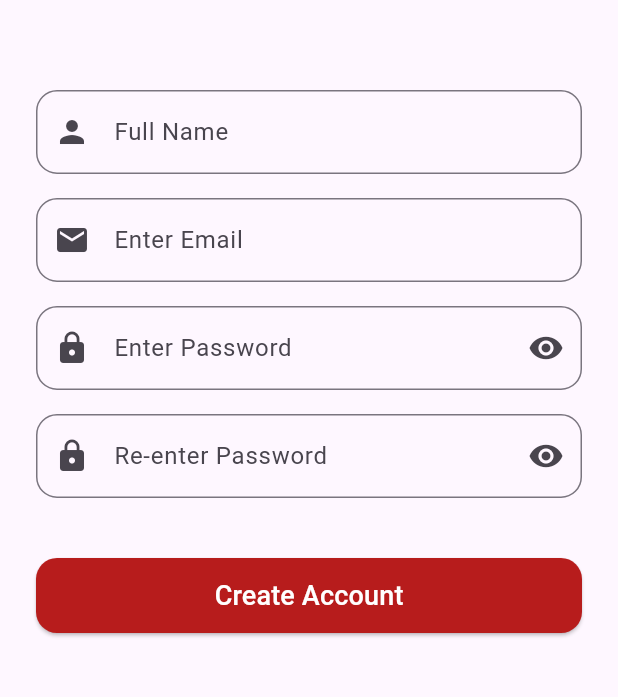
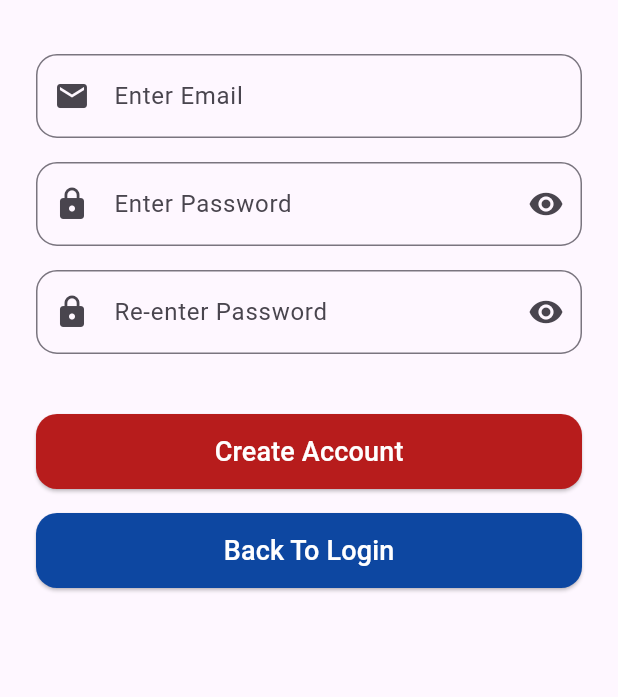
Before and after one commit to ashishmool/nepal-wanderer, a Flutter app: the RegistrationScreen screen opened by its route, after a tap on "Create Account", on a phone screen of 412 x 824 dp, the part 420-1117 px from its top. Run offline on Flutter 3.47's test engine with Material 3 defaults, Android fonts, the phone set to English and light mode, and no system bars; our stand-ins replace firebase_auth, firebase_core, firebase_database, google_fonts, lottie; accounts and stored records are empty; network calls fail.

Commit message:
Fixed Registration Original
-- Re-Password Validation Added
-- Registration Handled

```diff
--- a/lib/pages/registration_screen.dart
+++ b/lib/pages/registration_screen.dart
@@ -1,4 +1,8 @@
+import 'package:firebase_auth/firebase_auth.dart';
 import 'package:flutter/material.dart';
+
+import 'homepage_screen.dart';
+import 'login_screen.dart';
 
 class RegistrationScreen extends StatefulWidget {
   const RegistrationScreen({Key? key}) : super(key: key);
@@ -10,13 +14,16 @@ class RegistrationScreen extends StatefulWidget {
 }
 
 class _RegistrationScreenState extends State<RegistrationScreen> {
-  final TextEditingController fullNameController = TextEditingController();
+  // final TextEditingController fullNameController = TextEditingController();
   final TextEditingController emailController = TextEditingController();
   final TextEditingController passwordController = TextEditingController();
   final TextEditingController repassController = TextEditingController();
-  final TextEditingController securityQuestionController = TextEditingController();
-  final TextEditingController securityAnswerController = TextEditingController();
+  // final TextEditingController securityQuestionController = TextEditingController();
+  // final TextEditingController securityAnswerController = TextEditingController();
   bool visibility = true;
+  bool loading = false;
+
+  final FirebaseAuth _auth = FirebaseAuth.instance;
 
   @override
   Widget build(BuildContext context) {
@@ -41,17 +48,17 @@ class _RegistrationScreenState extends State<RegistrationScreen> {
                 margin: EdgeInsets.all(10),
                 padding: EdgeInsets.all(10),
               ),
-              SizedBox(height: 40),
-              TextFormField(
-                controller: fullNameController,
-                decoration: InputDecoration(
-                  hintText: 'Full Name',
-                  prefixIcon: Icon(Icons.person),
-                  border: OutlineInputBorder(
-                    borderRadius: BorderRadius.circular(14),
-                  ),
-                ),
-              ),
+              // SizedBox(height: 40),
+              // TextFormField(
+              //   controller: fullNameController,
+              //   decoration: InputDecoration(
+              //     hintText: 'Full Name',
+              //     prefixIcon: Icon(Icons.person),
+              //     border: OutlineInputBorder(
+              //       borderRadius: BorderRadius.circular(14),
+              //     ),
+              //   ),
+              // ),
               SizedBox(height: 16),
               TextFormField(
                 controller: emailController,
@@ -112,10 +119,51 @@ class _RegistrationScreenState extends State<RegistrationScreen> {
                 width: double.infinity,
                 height: 50,
                 child: ElevatedButton(
-                  onPressed: () {},
+                  onPressed: () async {
+                    setState((){
+                      loading = true;
+                    });
+
+                    if (passwordController.text==repassController.text){
+
+                      final user = await _auth.createUserWithEmailAndPassword(
+                          email: emailController.text,
+                          password: passwordController.text);
+                      if (user.user != null) {
+
+                        emailController.clear();
+                        passwordController.clear();
+                        ScaffoldMessenger.of(context).showSnackBar(SnackBar(content: Text("Registration Successful")));
+                        Navigator.pushNamed(context, HomepageScreen.routeName);
+                      }
+
+                    }
+                    else{
+                      ScaffoldMessenger.of(context).showSnackBar(SnackBar(content: Text("Password Mismatch")));
+                    }
+
+                  },
                   child: Text('Create Account', style: TextStyle(fontSize: 18, color: Colors.white)),
                   style: ElevatedButton.styleFrom(
                     primary: Colors.red[900],
+                    shape: RoundedRectangleBorder(
+                      borderRadius: BorderRadius.circular(14),
+                    ),
+                  ),
+                ),
+              ),
+              SizedBox(height: 16),
+              SizedBox(
+                width: double.infinity,
+                height: 50,
+                child: ElevatedButton(
+                  onPressed: () {
+                      // ScaffoldMessenger.of(context).showSnackBar(SnackBar(content: Text("Registration Successful")));
+                      Navigator.pushReplacementNamed(context, LoginScreen.routeName);
+                    },
+                  child: Text('Back To Login', style: TextStyle(fontSize: 18, color: Colors.white)),
+                  style: ElevatedButton.styleFrom(
+                    primary: Colors.blue[900],
                     shape: RoundedRectangleBorder(
                       borderRadius: BorderRadius.circular(14),
                     ),
--- a/lib/pages/splash_screen.dart
+++ b/lib/pages/splash_screen.dart
@@ -1,6 +1,7 @@
 import 'package:flutter/material.dart';
 import 'package:lottie/lottie.dart';
 import 'package:nepal_wanderer/pages/homepage_screen.dart';
+import 'package:nepal_wanderer/pages/registration_screen.dart';
 
 import 'login_screen.dart';
 
--- a/pubspec.yaml
+++ b/pubspec.yaml
@@ -41,6 +41,7 @@ dependencies:
   firebase_auth: ^4.15.3
   overlay_kit:
   firebase_database: ^10.3.8
+  shared_preferences: ^2.2.2
 
 dev_dependencies:
   flutter_test:
```
Also changed, not shown: lib/pages/homepage_screen.dart (+25 -0 lines), lib/pages/login_screen.dart (+1 -31 lines), pubspec.lock.
